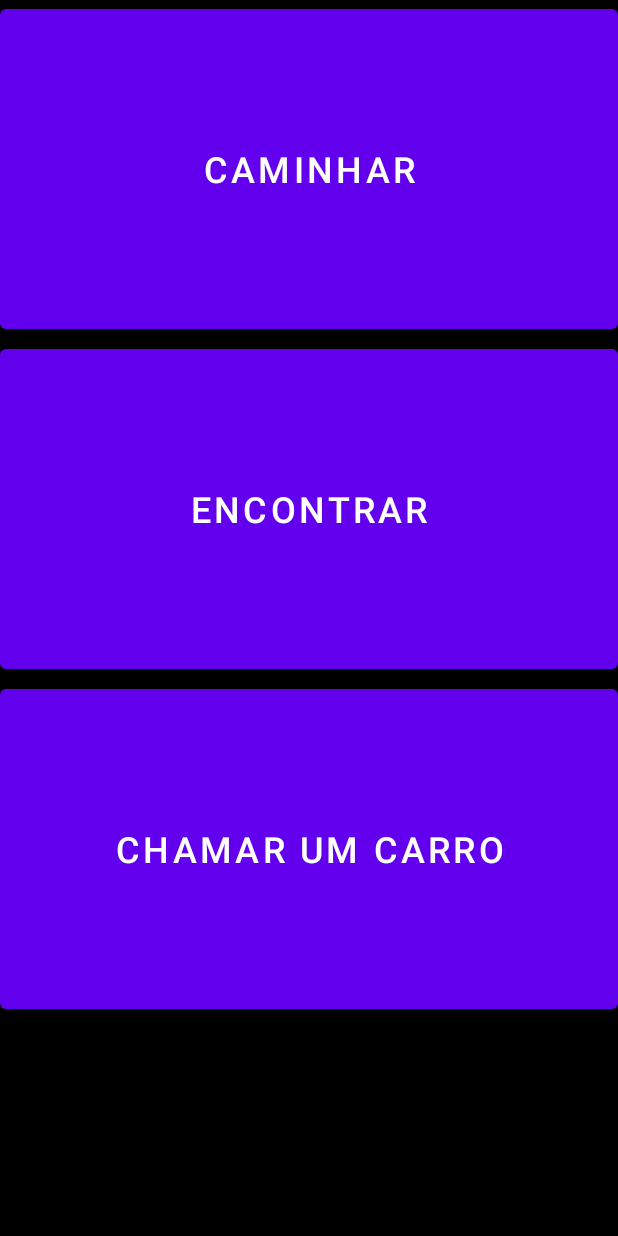
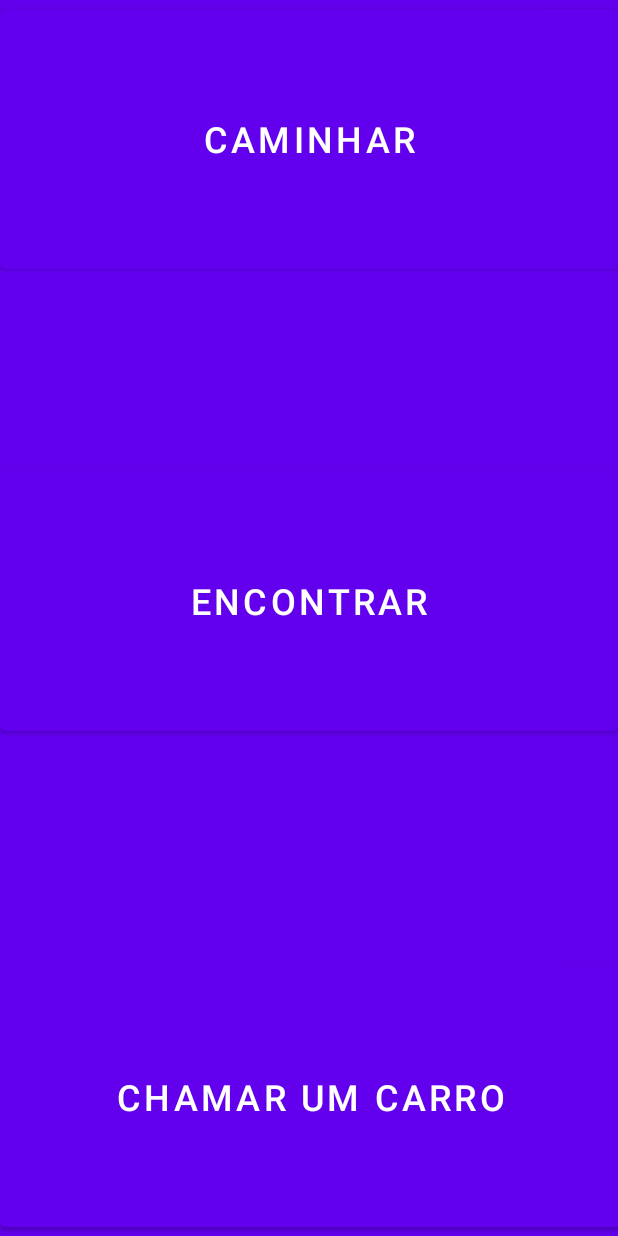
Before and after one commit to DeborahDalonso/Lets-Walk, an Android app: the layout activity_main.xml on its own in the app's theme, with its tools: preview values and no code run, on a phone screen of 412 x 824 dp. Run offline under Robolectric (Android 15) with nearby library versions, the phone set to English and light mode, and no system bars.

Commit message:
Mapa
mudança no layout e adição do mapa

```diff
--- a/LetsWalk/app/build.gradle
+++ b/LetsWalk/app/build.gradle
@@ -26,6 +26,9 @@ android {
         sourceCompatibility JavaVersion.VERSION_1_8
         targetCompatibility JavaVersion.VERSION_1_8
     }
+    buildFeatures {
+        viewBinding true
+    }
 }
 
 dependencies {
@@ -33,6 +36,8 @@ dependencies {
     implementation 'androidx.appcompat:appcompat:1.2.0'
     implementation 'com.google.android.material:material:1.3.0'
     implementation 'androidx.constraintlayout:constraintlayout:2.0.4'
+    implementation 'com.google.android.gms:play-services-maps:17.0.0'
+    implementation 'com.google.android.gms:play-services-location:17.0.0'
     testImplementation 'junit:junit:4.+'
     androidTestImplementation 'androidx.test.ext:junit:1.1.2'
     androidTestImplementation 'androidx.test.espresso:espresso-core:3.3.0'
--- a/LetsWalk/app/src/main/java/com/example/letswalk/MainActivity.java
+++ b/LetsWalk/app/src/main/java/com/example/letswalk/MainActivity.java
@@ -87,14 +87,17 @@ public class MainActivity extends AppCompatActivity implements
             case R.id.btnWalk:
                 textBtn = btnWalk.getText().toString();
                 tts.speak(textBtn,TextToSpeech.QUEUE_FLUSH,null);
+
                 break;
             case R.id.btnFound:
                 textBtn = btnFound.getText().toString();
                 tts.speak(textBtn,TextToSpeech.QUEUE_FLUSH,null);
+
                 break;
             case R.id.btnCar:
                 textBtn = btnCar.getText().toString();
                 tts.speak(textBtn,TextToSpeech.QUEUE_FLUSH,null);
+
                 break;
             default:
                 Toast.makeText(getApplicationContext(),"Id not found",Toast.LENGTH_SHORT).show();
--- a/LetsWalk/app/src/main/res/layout/activity_main.xml
+++ b/LetsWalk/app/src/main/res/layout/activity_main.xml
@@ -1,38 +1,57 @@
 <?xml version="1.0" encoding="utf-8"?>
-<RelativeLayout xmlns:android="http://schemas.android.com/apk/res/android"
+<androidx.constraintlayout.widget.ConstraintLayout xmlns:android="http://schemas.android.com/apk/res/android"
     xmlns:app="http://schemas.android.com/apk/res-auto"
     xmlns:tools="http://schemas.android.com/tools"
-    android:background="@color/black"
+    android:background="#FF6200EE"
     android:layout_width="match_parent"
-    android:layout_height="match_parent"
-    android:id="@+id/myLayout"
-    tools:context=".MainActivity">
+    android:layout_height="match_parent" >
 
     <Button
         android:id="@+id/btnWalk"
         android:layout_width="match_parent"
-        android:layout_height="225dp"
+        android:layout_height="185dp"
+        android:layout_marginTop="0dp"
+        android:layout_marginBottom="16dp"
         android:text="Caminhar"
         android:textSize="24sp"
-        app:backgroundTint="#FF6200EE" />
+        app:backgroundTint="#FF6200EE"
+        app:layout_constraintBottom_toBottomOf="parent"
+        app:layout_constraintEnd_toEndOf="parent"
+        app:layout_constraintHorizontal_bias="0.0"
+        app:layout_constraintStart_toStartOf="parent"
+        app:layout_constraintTop_toTopOf="parent"
+        app:layout_constraintVertical_bias="0.0" />
 
     <Button
         android:id="@+id/btnFound"
         android:layout_width="match_parent"
-        android:layout_height="225dp"
+        android:layout_height="185dp"
         android:layout_below="@+id/btnWalk"
-        android:layout_marginTop="1dp"
+        android:layout_marginTop="88dp"
+        android:layout_marginBottom="16dp"
         android:text="Encontrar"
         android:textSize="24sp"
-        app:backgroundTint="#FF6200EE" />
+        app:backgroundTint="#FF6200EE"
+        app:layout_constraintBottom_toBottomOf="parent"
+        app:layout_constraintEnd_toEndOf="parent"
+        app:layout_constraintHorizontal_bias="0.0"
+        app:layout_constraintStart_toStartOf="parent"
+        app:layout_constraintTop_toTopOf="parent"
+        app:layout_constraintVertical_bias="0.411"/>
 
     <Button
         android:id="@+id/btnCar"
-        android:layout_width="match_parent"
-        android:layout_height="225dp"
+        android:layout_width="414dp"
+        android:layout_height="185dp"
         android:layout_below="@+id/btnFound"
-        android:layout_marginTop="1dp"
+        android:layout_marginTop="88dp"
         android:text="Chamar um carro"
         android:textSize="24sp"
-        app:backgroundTint="#FF6200EE" />
-</RelativeLayout>
+        app:backgroundTint="#FF6200EE"
+        app:layout_constraintBottom_toBottomOf="parent"
+        app:layout_constraintEnd_toEndOf="parent"
+        app:layout_constraintHorizontal_bias="0.0"
+        app:layout_constraintStart_toStartOf="parent"
+        app:layout_constraintTop_toTopOf="parent"
+        app:layout_constraintVertical_bias="1.0" />
+</androidx.constraintlayout.widget.ConstraintLayout>
--- a/LetsWalk/app/src/main/res/values/strings.xml
+++ b/LetsWalk/app/src/main/res/values/strings.xml
@@ -2,4 +2,8 @@
     <string name="app_name">LetsWalk</string>
     <string name="accessibility_service_label">servico acessibilidade</string>
     <string name="accessibility_service_description">descri</string>
+    <string name="caminhar">Caminhar</string>
+    <string name="encontrar">Encontrar</string>
+    <string name="chamar">Chamar</string>
+    <string name="title_activity_maps">Map</string>
 </resources>
--- a/LetsWalk/build.gradle
+++ b/LetsWalk/build.gradle
@@ -5,7 +5,7 @@ buildscript {
         jcenter()
     }
     dependencies {
-        classpath "com.android.tools.build:gradle:4.1.3"
+        classpath 'com.android.tools.build:gradle:4.2.1'
 
         // NOTE: Do not place your application dependencies here; they belong
         // in the individual module build.gradle files
```
Also changed, not shown: LetsWalk/app/src/debug/res/values/google_maps_api.xml (added, +24 -0 lines), LetsWalk/app/src/main/AndroidManifest.xml (+35 -1 lines), LetsWalk/app/src/main/java/com/example/letswalk/Activity3.java (+48 -40 lines), LetsWalk/app/src/main/java/com/example/letswalk/MapsActivity.java (added, +98 -0 lines), LetsWalk/app/src/main/java/com/example/letswalk/MyAccessibilityService.java (+50 -0 lines), LetsWalk/app/src/main/res/layout/activity_maps.xml (added, +9 -0 lines), LetsWalk/gradle/wrapper/gradle-wrapper.properties, 1 other file.
